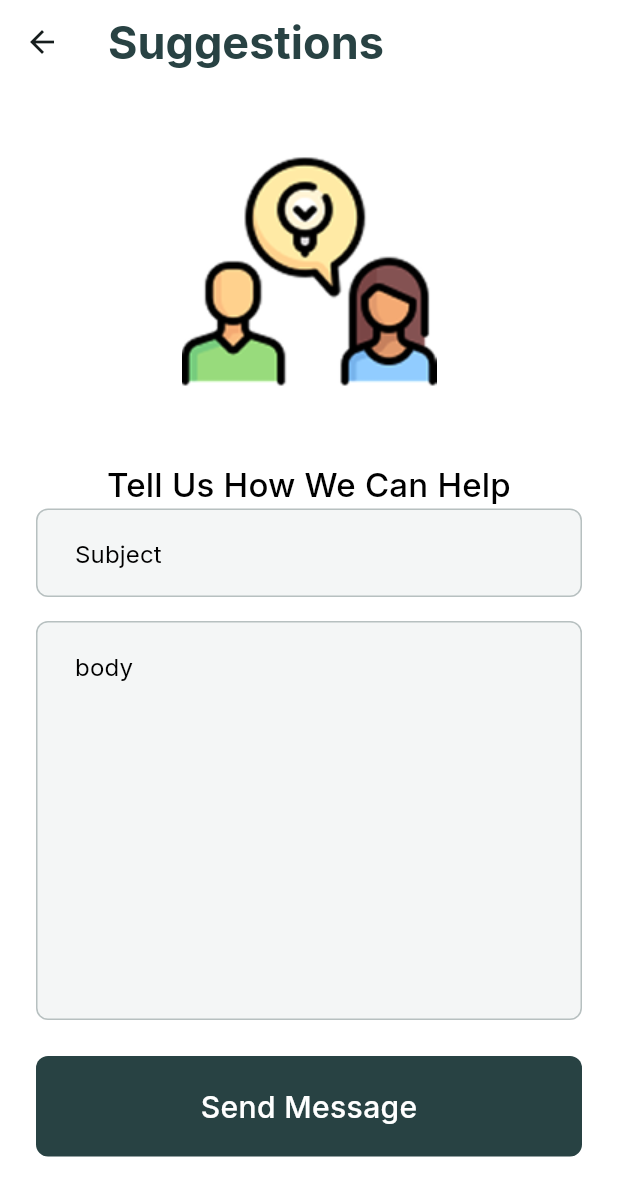
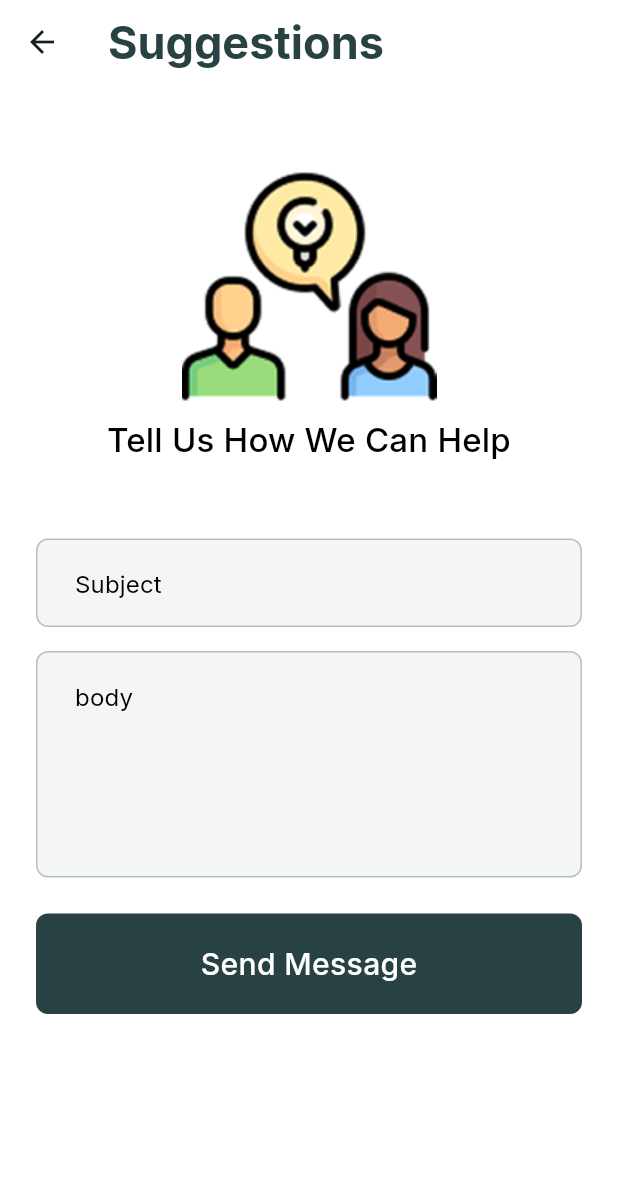
Before and after one commit to Abdelrahman1atef/Tranquility, a Flutter app: the SuggestionsView screen opened directly, on a phone screen of 412 x 824 dp. Shown: the top 1196 px of the screen. Run offline on Flutter 3.47's test engine with Material 3 defaults, Android fonts, the phone set to English and light mode, and no system bars; our stand-ins replace device_preview, dio, firebase_core, firebase_messaging, flutter_svg, image_picker and 4 more; accounts and stored records are empty; network calls fail.

Commit message:
refactor: Enhance user data and token handling
This commit refactors user data and token management for improved robustness and introduces UI enhancements to the Suggestions screen.

**Refactoring & Fixes:**
- **Token Management:**
    - A dedicated `setToken` function has been added to `CashHelper` to store the user's authentication token in shared preferences separately.
    - The `setUserDate` method in `CashHelper` has been updated to no longer handle the token, which is now managed by `setToken`.
    - Login, OTP verification, and splash screen logic have been updated to call both `setUserDate` and the new `setToken` function to ensure the token is saved correctly upon authentication.
- **Data Handling:**
    - The `setUserDate` method now accepts a `Data` object directly instead of a `LoginResponse` object.
    - Default values have been added when saving user data to `CashHelper` (`"Gust"` for name, `false` for `isVerified`) to prevent null-related issues.
- **Data Model:**
    - The `Data` model (`lib/views/login/model.dart`) has been updated to make properties like `token` and `name` nullable, and `isVerified` has been made nullable to align with potential API responses.
    - A factory constructor `Data.fromJson` replaces the previous named constructor for better immutability.

**UI Enhancements:**
- **`suggestions.dart`:**
    - The layout has been centered and spacing adjusted for a cleaner look.
    - The `AppImage` size for the "Suggest.png" has been reduced.
    - The `maxLines` for the body input field has been decreased from 10 to 5.
- **`login/view.dart`:**
    - Removed extra whitespace in the widget tree.

```diff
--- a/lib/views/otp.dart
+++ b/lib/views/otp.dart
@@ -58,7 +58,8 @@ class _OtpViewState extends State<OtpView> {
       final response = await DioHelper.postData(endpoint: "api/Auth/verify-otp", data: data.toFormData());
       if (response.isSuccess) {
         final loginResponse = LoginResponse.fromJson(response.data);
-        CashHelper.setUserDate(loginResponse);
+        CashHelper.setUserDate(loginResponse.data);
+        CashHelper.setToken(loginResponse.data.token);
         showMsg(response.msg);
         goto(const HomeView());
         _state = DataStates.loaded;
--- a/lib/views/splash.dart
+++ b/lib/views/splash.dart
@@ -38,7 +38,6 @@ class _SplashViewState extends State<SplashView> with SingleTickerProviderStateM
     final response = await DioHelper.getData("api/Profile");
     if (response.isSuccess) {
       final data = Data.fromJson(response.data);
-      //todo update this
       await CashHelper.setUserDate(data);
       Future.delayed(
         const Duration(milliseconds: 2000),
--- a/lib/views/suggestions.dart
+++ b/lib/views/suggestions.dart
@@ -33,10 +33,7 @@ class _SuggestionsViewState extends State<SuggestionsView> {
   Future<void> _forgetPassword<T>() async {
     _state = DataStates.loading;
     setState(() {});
-    final data = FormData.fromMap({
-      "Subject": _subjectController.text,
-      "Body": _bodyController.text,
-    });
+    final data = FormData.fromMap({"Subject": _subjectController.text, "Body": _bodyController.text});
     final CustomResponse<T> response = await DioHelper.postData(endpoint: "api/Suggestions", data: data);
     if (response.isSuccess) {
       _state = DataStates.loaded;
@@ -48,6 +45,7 @@ class _SuggestionsViewState extends State<SuggestionsView> {
     }
     setState(() {});
   }
+
   @override
   Widget build(BuildContext context) {
     final theme = Theme.of(context);
@@ -55,20 +53,19 @@ class _SuggestionsViewState extends State<SuggestionsView> {
       backgroundColor: theme.scaffoldBackgroundColor,
       appBar: const CustomAppBar(haveTitle: true, haveSearchBar: false, title: "Suggestions"),
       body: SingleChildScrollView(
+        padding: const EdgeInsetsDirectional.only(top: 50),
         child: Form(
           key: _key,
           child: Column(
-            crossAxisAlignment: CrossAxisAlignment.stretch,
+            mainAxisAlignment: MainAxisAlignment.center,
             children: [
-              const Row(
-                mainAxisAlignment: MainAxisAlignment.center,
-                children: [AppImage(image: "Suggest.png", width: 250)],
-              ),
+              const AppImage(image: "Suggest.png", width: 170, height: 170, fit: BoxFit.cover),
               AppText(
                 "Tell Us How We Can Help",
                 textAlign: TextAlign.center,
                 style: theme.textTheme.titleMedium?.copyWith(fontSize: 22),
               ),
+              const SizedBox(height: 50),
               Padding(
                 padding: const EdgeInsetsGeometry.symmetric(horizontal: 24),
                 child: Column(
@@ -87,7 +84,7 @@ class _SuggestionsViewState extends State<SuggestionsView> {
                     AppInputText(
                       controller: _bodyController,
                       hintText: "body",
-                      maxLines: 10,
+                      maxLines: 5,
                       validator: (value) {
                         if (value == null || value.isEmpty) {
                           return "Body is required";
@@ -100,15 +97,16 @@ class _SuggestionsViewState extends State<SuggestionsView> {
                       children: [
                         Expanded(
                           child: AppButton(
-                            onPressed: () async{
+                            onPressed: () async {
                               if (!_key.currentState!.validate()) return;
                               await _forgetPassword();
                             },
                             widget: _state == DataStates.loading
-                                ? const CircularProgressIndicator(color: Colors.white,
-                              constraints: BoxConstraints(minWidth: 30, minHeight: 30),)
-                                : AppText( "Send Message",style: Theme.of(context).textTheme.bodyMedium),
-
+                                ? const CircularProgressIndicator(
+                                    color: Colors.white,
+                                    constraints: BoxConstraints(minWidth: 30, minHeight: 30),
+                                  )
+                                : AppText("Send Message", style: Theme.of(context).textTheme.bodyMedium),
                           ),
                         ),
                       ],
```
Also changed, not shown: lib/core/logic/cash_helper.dart (+14 -12 lines), lib/views/login/model.dart (+22 -19 lines), lib/views/login/view.dart (+6 -2 lines).
